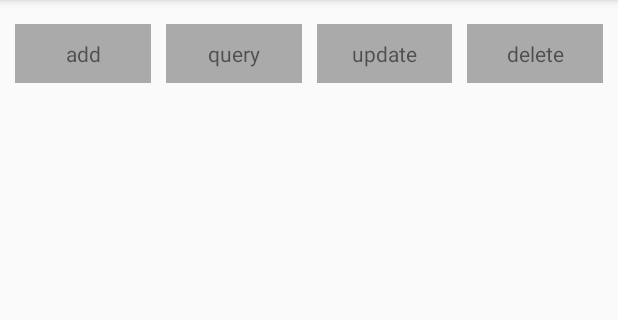
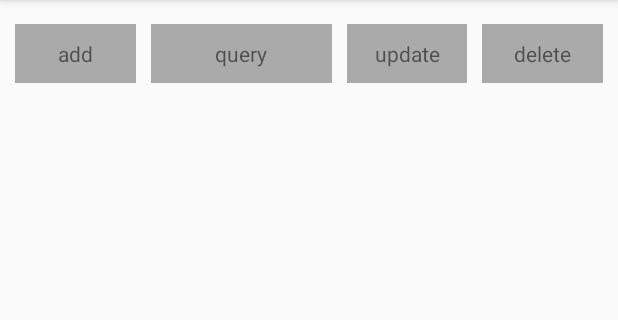
Before and after one commit to nanfanglr/android_greendao_demo, an Android app: the screen it shows after launch (MainActivity), on a phone screen of 412 x 824 dp, the part 84-404 px from its top. Run offline under Robolectric (Android 15) with nearby library versions, the phone set to English and light mode, and no system bars; libraries missing offline, so code that uses them is left out: com.facebook.stetho, org.greenrobot.greendao, rx.android.schedulers, rx.functions; 6 statements that could not run were skipped.

Commit message:
修改布局样式

```diff
--- a/app/src/main/res/layout/activity_main.xml
+++ b/app/src/main/res/layout/activity_main.xml
@@ -17,6 +17,7 @@
         android:padding="10dp"
         android:text="add"
         app:layout_constraintHorizontal_chainStyle="spread"
+        app:layout_constraintHorizontal_weight="1"
         app:layout_constraintLeft_toLeftOf="parent"
         app:layout_constraintRight_toLeftOf="@+id/tv_query"
         app:layout_constraintTop_toTopOf="parent" />
@@ -31,6 +32,7 @@
         android:padding="10dp"
         android:text="query"
         app:layout_constraintBaseline_toBaselineOf="@+id/tv_add"
+        app:layout_constraintHorizontal_weight="1.5"
         app:layout_constraintLeft_toRightOf="@id/tv_add"
         app:layout_constraintRight_toLeftOf="@+id/tv_update"
         app:layout_constraintTop_toTopOf="parent" />
@@ -45,6 +47,7 @@
         android:padding="10dp"
         android:text="update"
         app:layout_constraintBaseline_toBaselineOf="@+id/tv_query"
+        app:layout_constraintHorizontal_weight="1"
         app:layout_constraintLeft_toRightOf="@id/tv_query"
         app:layout_constraintRight_toLeftOf="@+id/tv_delete"
         app:layout_constraintTop_toTopOf="parent" />
@@ -60,6 +63,7 @@
         android:padding="10dp"
         android:text="delete"
         app:layout_constraintBaseline_toBaselineOf="@+id/tv_update"
+        app:layout_constraintHorizontal_weight="1"
         app:layout_constraintLeft_toRightOf="@id/tv_update"
         app:layout_constraintRight_toRightOf="parent"
         app:layout_constraintTop_toTopOf="parent" />
```
